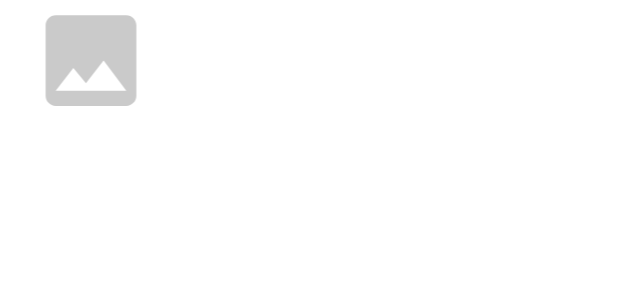
After one commit to ceri01/Twit-Tok-android, an Android app built with Jetpack Compose: the layout single_user.xml on its own in the app's theme, with its tools: preview values and no code run, on a phone screen of 412 x 824 dp. The commit adds this screen. Shown: the top 300 px of the screen. Run offline under Robolectric (Android 15) with nearby library versions, the phone set to English and light mode, and no system bars.

Commit message:
Add initial profile screen layout

```diff
--- /dev/null
+++ b/app/src/main/res/drawable/edit_picture.xml
@@ -0,0 +1,5 @@
+<vector android:height="24dp" android:tint="#FFFFFF"
+    android:viewportHeight="24" android:viewportWidth="24"
+    android:width="24dp" xmlns:android="http://schemas.android.com/apk/res/android">
+    <path android:fillColor="@android:color/white" android:pathData="M21,19V5c0,-1.1 -0.9,-2 -2,-2H5c-1.1,0 -2,0.9 -2,2v14c0,1.1 0.9,2 2,2h14c1.1,0 2,-0.9 2,-2zM8.5,13.5l2.5,3.01L14.5,12l4.5,6H5l3.5,-4.5z"/>
+</vector>
--- /dev/null
+++ b/app/src/main/res/drawable/edit_text.xml
@@ -0,0 +1,5 @@
+<vector android:height="24dp" android:tint="@android:color/white"
+    android:viewportHeight="24" android:viewportWidth="24"
+    android:width="24dp" xmlns:android="http://schemas.android.com/apk/res/android">
+    <path android:fillColor="@android:color/white" android:pathData="M3,17.25V21h3.75L17.81,9.94l-3.75,-3.75L3,17.25zM20.71,7.04c0.39,-0.39 0.39,-1.02 0,-1.41l-2.34,-2.34c-0.39,-0.39 -1.02,-0.39 -1.41,0l-1.83,1.83 3.75,3.75 1.83,-1.83z"/>
+</vector>
--- /dev/null
+++ b/app/src/main/res/layout/single_user.xml
@@ -0,0 +1,24 @@
+<?xml version="1.0" encoding="utf-8"?>
+<LinearLayout xmlns:android="http://schemas.android.com/apk/res/android"
+    xmlns:app="http://schemas.android.com/apk/res-auto"
+    xmlns:tools="http://schemas.android.com/tools"
+    android:layout_marginHorizontal="10dp"
+    android:orientation="horizontal" android:layout_width="match_parent"
+    android:layout_height="wrap_content">
+
+    <ImageView
+        android:id="@+id/imageView"
+        android:layout_width="101dp"
+        android:layout_height="match_parent"
+        tools:srcCompat="@drawable/edit_picture"
+        android:contentDescription="@string/picture"
+        app:tint="@color/gray" />
+
+    <TextView
+        android:id="@+id/textView"
+        android:layout_width="307dp"
+        android:layout_height="wrap_content"
+        android:text=""
+        android:textSize="60sp" />
+
+</LinearLayout>
--- a/app/src/main/res/values/colors.xml
+++ b/app/src/main/res/values/colors.xml
@@ -7,4 +7,5 @@
     <color name="teal_700">#FF018786</color>
     <color name="black">#FF000000</color>
     <color name="white">#FFFFFFFF</color>
+    <color name="gray">#B5B5B5B5</color>
 </resources>
--- a/app/src/main/res/values/strings.xml
+++ b/app/src/main/res/values/strings.xml
@@ -3,4 +3,5 @@
     <string name="title_home">Home</string>
     <string name="title_dashboard">Dashboard</string>
     <string name="title_profile">Profile</string>
+    <string name="picture">picture</string>
 </resources>
```
Also changed, not shown: app/src/main/res/layout/fragment_profile.xml (+19 -19 lines), app/src/main/res/layout/profile.xml (added, +71 -0 lines).
